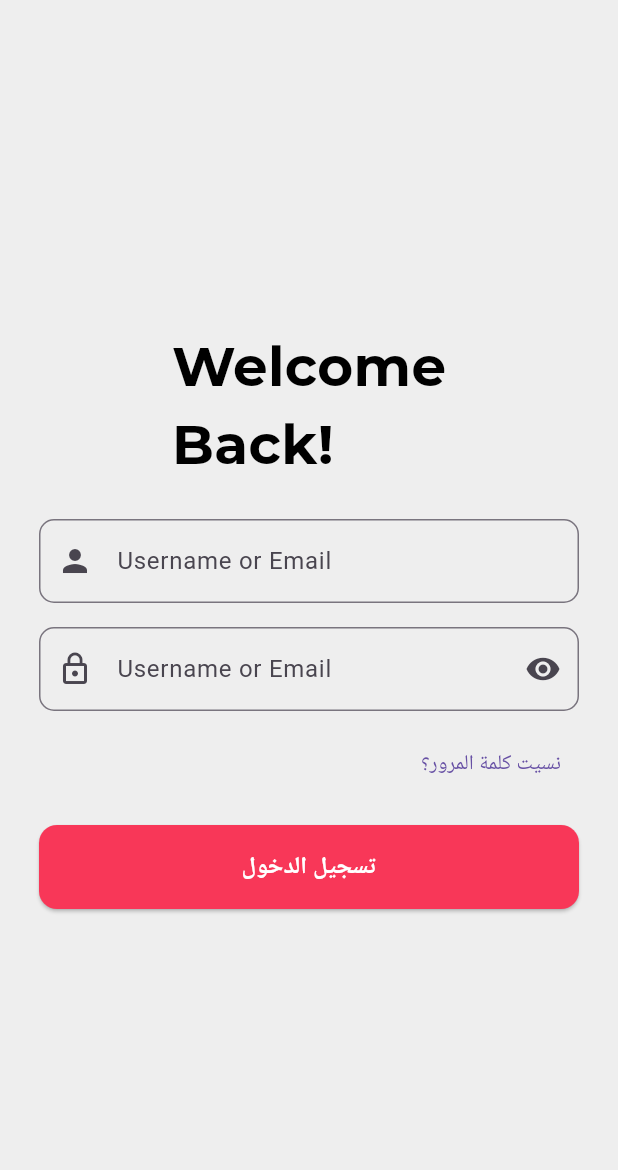
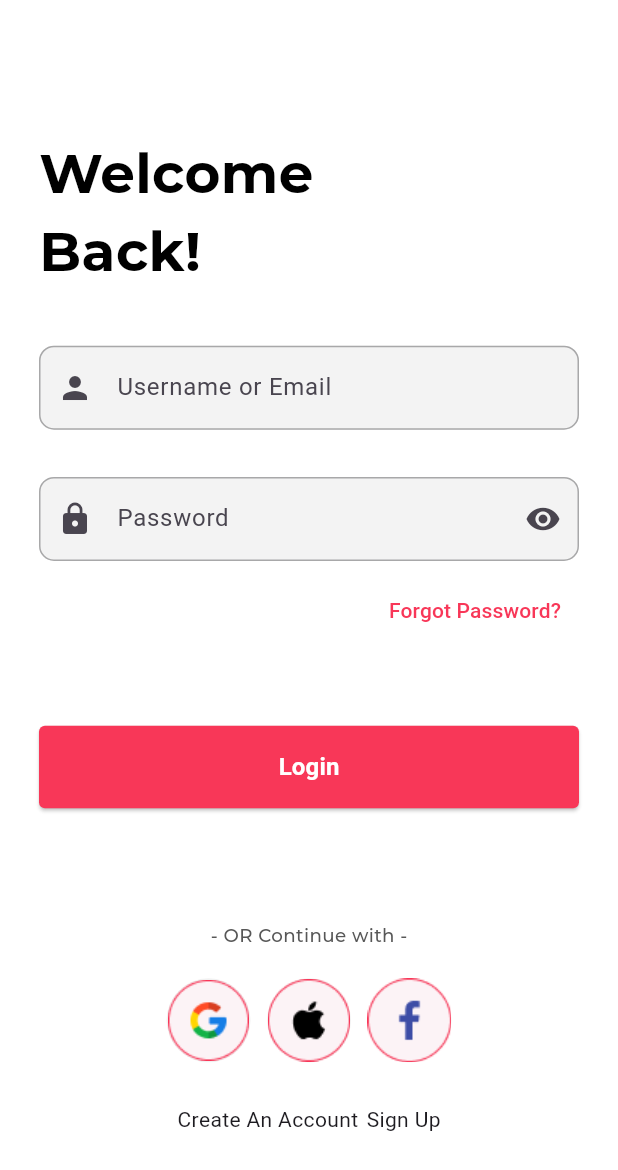
Before and after one commit to Mohamed-Yahiaa/ecommerce_app_v3, a Flutter app: the screen it shows after launch, after a tap on "Skip", on a phone screen of 412 x 824 dp. Shown: the top 1170 px of the screen. Run offline on Flutter 3.47's test engine with Material 3 defaults, Android fonts, the phone set to English and light mode, and no system bars; our stand-ins replace flutter_bloc, flutter_screenutil; project files that could hold a hidden picture were left out.

Commit message:
finish ui->signin

```diff
--- a/lib/core/theming/colors.dart
+++ b/lib/core/theming/colors.dart
@@ -1,8 +1,12 @@
 import 'package:flutter/material.dart';
 
 class ClrMngr {
+  //#575757
   static const Color mainBlue = Color(0xFF247CFF);
   static const Color gray = Color(0xFF757575);
+  static const Color gray2 = Color(0xFF575757);
+  static const Color lightgray = Color(0xFFF3F3F3);
+  static const Color darkgray = Color(0xFFA8A8A9);
   static const Color rose = Color(0xFFF83758);
 //استخدام تسمية توضح الغرض من اللون وليس قيمته فقط
   static const Color primary = Color(0xFF0066FF);
--- a/lib/core/theming/styles.dart
+++ b/lib/core/theming/styles.dart
@@ -6,9 +6,17 @@ class TextStyles {
   //فيه طريقتين بنستخدمهم فى التسمية depends على فيجما فايل اللى جايلى
 
   static const String primaryFont = 'MontserratRegular'; //400
+  static const String medium = 'MontserratMedium'; //500
   static const String semiBold = 'MontserratSemibold'; //600
   static const String bold = 'MontserratBold'; //700
   static const String extraBold = 'MontserratExtrabold'; //800
+
+  static TextStyle font12GrayMedium = TextStyle(
+    fontSize: 12.sp,
+    color: ClrMngr.gray2,
+    fontFamily: medium,
+    fontWeight: FontWeight.w500,
+  );
 
   static TextStyle font14GraySemibold = TextStyle(
     fontSize: 14.sp,
--- a/lib/features/auth/presentation/screens/login_screen.dart
+++ b/lib/features/auth/presentation/screens/login_screen.dart
@@ -1,10 +1,14 @@
+import 'package:ecommerce_app/core/theming/colors.dart';
 import 'package:ecommerce_app/core/theming/styles.dart';
 import 'package:ecommerce_app/features/auth/presentation/widgets/Button_Rose.dart';
 import 'package:ecommerce_app/features/auth/presentation/widgets/TxtBox.dart';
 import 'package:ecommerce_app/features/auth/presentation/widgets/TxtBox_name.dart';
+import 'package:ecommerce_app/features/auth/presentation/widgets/TxtBox_password.dart';
 import 'package:ecommerce_app/features/auth/presentation/widgets/forgot_password.dart';
-import 'package:ecommerce_app/features/auth/presentation/widgets/txt_Pass.dart';
+import 'package:ecommerce_app/features/auth/presentation/widgets/signup.dart';
+import 'package:ecommerce_app/features/auth/presentation/widgets/social_icons.dart';
 import 'package:flutter/material.dart';
+import 'package:flutter_screenutil/flutter_screenutil.dart';
 
 class LoginScreen extends StatefulWidget {
   const LoginScreen({super.key});
@@ -46,7 +50,7 @@ class _LoginPageState extends State<LoginScreen> {
     final size = MediaQuery.of(context).size;
 
     return Scaffold(
-      backgroundColor: Colors.grey[200],
+      backgroundColor: Colors.white,
       body: Center(
         child: SingleChildScrollView(
           //padding: const EdgeInsets.all(24),
@@ -58,33 +62,33 @@ class _LoginPageState extends State<LoginScreen> {
               child: Column(
                 mainAxisSize: MainAxisSize.min,
                 children: [
-                  Text(
-                    'Welcome\nBack!',
-                    style: TextStyles.font36BlackBold,
+                  SizedBox(height: 63.h),
+                  Row(
+                    mainAxisAlignment: MainAxisAlignment.start,
+                    children: [
+                      Text(
+                        'Welcome\nBack!',
+                        style: TextStyles.font36BlackBold,
+                      ),
+                    ],
                   ),
-                  const SizedBox(height: 24),
-
-                  // Email Field
+                  SizedBox(height: 36.h),
                   TxtBoxName(controller: _nameController),
-                  const SizedBox(height: 16),
-
-                  // Password Field
-                  TxtPass(
-                    controller: _passwordController,
-                    onPressed: () => setState(() {
-                      _obscurePassword = !_obscurePassword;
-                    }),
-                  ),
-
-                  const SizedBox(height: 12),
-
-                  // Forgot Password
-                  ForgotPass(),
-
-                  const SizedBox(height: 16),
-
-                  // Login Button
+                  SizedBox(height: 31.h),
+                  TxtBoxPassword(controller: _nameController),
+                  SizedBox(height: 9.h),
+                  ForgotPass(
+                      cap: 'Forgot Password?', clr: ClrMngr.rose, size: 14),
+                  SizedBox(height: 52.h),
                   ButtonRose(onPressed: () => _login()),
+                  SizedBox(height: 75.h),
+                  Text('- OR Continue with -',
+                      style: TextStyles.font12GrayMedium),
+                  SizedBox(height: 20.h),
+                  SocialIcons(), // Google  Apple  Facebook
+                  SizedBox(height: 28.h),
+                  SignUp(),
+                  SizedBox(height: 147.h),
                 ],
               ),
             ),
--- a/lib/features/auth/presentation/widgets/Button_Rose.dart
+++ b/lib/features/auth/presentation/widgets/Button_Rose.dart
@@ -18,11 +18,11 @@ class ButtonRose extends StatelessWidget {
           backgroundColor: ClrMngr.rose, // 👈 هنا لون الخلفية
           padding: const EdgeInsets.symmetric(vertical: 16),
           shape: RoundedRectangleBorder(
-            borderRadius: BorderRadius.circular(12),
+            borderRadius: BorderRadius.circular(4),
           ),
         ),
         child: const Text(
-          'تسجيل الدخول',
+          'Login',
           style: TextStyle(
             color: Colors.white, // 👈 لون النص
             fontSize: 16, // اختياري: حجم الخط
--- a/lib/features/auth/presentation/widgets/TxtBox.dart
+++ b/lib/features/auth/presentation/widgets/TxtBox.dart
@@ -1,3 +1,4 @@
+import 'package:ecommerce_app/core/theming/colors.dart';
 import 'package:flutter/material.dart';
 
 class TxtBox extends StatelessWidget {
@@ -10,6 +11,9 @@ class TxtBox extends StatelessWidget {
   final Widget? suffixIcon;
   final String? Function(String?)? validator;
   final void Function(String)? onChanged;
+  final Color borderColor; // لون الإطار
+  final double borderWidth; // سمك الإطار
+  final Color fillColor; // لون الخلفية
 
   const TxtBox({
     Key? key,
@@ -22,16 +26,48 @@ class TxtBox extends StatelessWidget {
     this.suffixIcon,
     this.validator,
     this.onChanged,
+    this.borderColor = ClrMngr.darkgray, // لون افتراضي
+    this.borderWidth = 1.0, // سمك افتراضي
+    this.fillColor = ClrMngr.lightgray, // خلفية افتراضية
   }) : super(key: key);
 
   @override
   Widget build(BuildContext context) {
     return TextFormField(
       controller: controller,
+      // decoration: InputDecoration(
+      //   labelText: labelText,
+      //   hintText: hintText,
+      //   border: OutlineInputBorder(borderRadius: BorderRadius.circular(10.0)),
+      //   prefixIcon: prefixIcon,
+      //   suffixIcon: suffixIcon,
+      // ),
       decoration: InputDecoration(
         labelText: labelText,
         hintText: hintText,
-        border: OutlineInputBorder(borderRadius: BorderRadius.circular(10.0)),
+        filled: fillColor != Colors.transparent,
+        fillColor: fillColor,
+        border: OutlineInputBorder(
+          borderRadius: BorderRadius.circular(10.0),
+          borderSide: BorderSide(
+            color: borderColor,
+            width: borderWidth,
+          ),
+        ),
+        enabledBorder: OutlineInputBorder(
+          borderRadius: BorderRadius.circular(10.0),
+          borderSide: BorderSide(
+            color: borderColor,
+            width: borderWidth,
+          ),
+        ),
+        focusedBorder: OutlineInputBorder(
+          borderRadius: BorderRadius.circular(10.0),
+          borderSide: BorderSide(
+            color: borderColor,
+            width: borderWidth,
+          ),
+        ),
         prefixIcon: prefixIcon,
         suffixIcon: suffixIcon,
       ),
--- a/lib/features/auth/presentation/widgets/TxtBox_password.dart
+++ b/lib/features/auth/presentation/widgets/TxtBox_password.dart
@@ -22,13 +22,15 @@ class _TxtBoxPasswordState extends State<TxtBoxPassword> {
   Widget build(BuildContext context) {
     return TxtBox(
       controller: widget.controller,
-      hintText: 'أدخل كلمة المرور',
+      labelText: 'Password',
+      hintText: 'Password',
       obscureText: _obscureText,
       prefixIcon: const Icon(Icons.lock),
       suffixIcon: IconButton(
         icon: Icon(
           _obscureText ? Icons.visibility : Icons.visibility_off,
         ),
+        //onPressed: () => onPressed,
         onPressed: () {
           setState(() {
             _obscureText = !_obscureText;
@@ -48,3 +50,47 @@ class _TxtBoxPasswordState extends State<TxtBoxPassword> {
     );
   }
 }
+
+//الاستخدام
+
+/*
+class MyForm extends StatefulWidget {
+  @override
+  _MyFormState createState() => _MyFormState();
+}
+
+class _MyFormState extends State<MyForm> {
+  final _formKey = GlobalKey<FormState>();
+  final TextEditingController _nameController = TextEditingController();
+  final TextEditingController _passwordController = TextEditingController();
+
+  @override
+  void dispose() {
+    _nameController.dispose();
+    _passwordController.dispose();
+    super.dispose();
+  }
+
+  @override
+  Widget build(BuildContext context) {
+    return Form(
+      key: _formKey,
+      child: Column(
+        children: [
+          TxtBox_name(controller: _nameController),
+          SizedBox(height: 16),
+          TxtBox_password(controller: _passwordController),
+          SizedBox(height: 24),
+          ElevatedButton(
+            onPressed: () {
+              if (_formKey.currentState!.validate()) {
+                // عملية التسجيل
+              }
+            },
+            child: Text('تسجيل'),
+          ),
+        ],
+      ),
+    );
+  }
+}*/
--- a/lib/features/auth/presentation/widgets/forgot_password.dart
+++ b/lib/features/auth/presentation/widgets/forgot_password.dart
@@ -1,7 +1,11 @@
 import 'package:flutter/material.dart';
 
 class ForgotPass extends StatelessWidget {
-  const ForgotPass({super.key});
+  final String cap; //caption
+  final Color clr; //color
+  final double size; //size
+  const ForgotPass(
+      {super.key, required this.cap, required this.clr, required this.size});
 
   @override
   Widget build(BuildContext context) {
@@ -11,7 +15,11 @@ class ForgotPass extends StatelessWidget {
         onPressed: () {
           // هنا تقدر تضيف شاشة نسيت كلمة المرور
         },
-        child: const Text('نسيت كلمة المرور؟'),
+        child: Text(cap,
+            style: TextStyle(
+              color: clr,
+              fontSize: size,
+            )),
       ),
     );
   }
--- /dev/null
+++ b/lib/features/auth/presentation/widgets/signup.dart
@@ -0,0 +1,18 @@
+import 'package:flutter/material.dart';
+import 'package:flutter_screenutil/flutter_screenutil.dart';
+
+class SignUp extends StatelessWidget {
+  const SignUp({super.key});
+
+  @override
+  Widget build(BuildContext context) {
+    return Row(
+      mainAxisAlignment: MainAxisAlignment.center,
+      children: [
+        Text('Create An Account'),
+        SizedBox(width: 5.w),
+        Text('Sign Up')
+      ],
+    );
+  }
+}
--- /dev/null
+++ b/lib/features/auth/presentation/widgets/social_icons.dart
@@ -0,0 +1,32 @@
+import 'package:flutter/material.dart';
+import 'package:flutter_screenutil/flutter_screenutil.dart';
+
+class SocialIcons extends StatelessWidget {
+  const SocialIcons({super.key});
+
+  @override
+  Widget build(BuildContext context) {
+    return Row(
+      mainAxisAlignment: MainAxisAlignment.center,
+      children: [
+        _buildIcon('assets/images/social/Google.png'),
+        SizedBox(width: 10.w),
+        _buildIcon('assets/images/social/apple.png'),
+        SizedBox(width: 10.w),
+        _buildIcon('assets/images/social/Facebook.png'),
+      ],
+    );
+  }
+
+  Widget _buildIcon(String imagePath) {
+    return Container(
+      width: 56,
+      height: 56,
+      decoration: const BoxDecoration(
+        shape: BoxShape.circle,
+        color: Color(0xFFF1F1F1), // خلفية خفيفة
+      ),
+      child: Image.asset(imagePath),
+    );
+  }
+}
--- a/lib/features/auth/presentation/widgets/txt_Pass.dart
+++ /dev/null
@@ -1,36 +0,0 @@
-import 'package:flutter/material.dart';
-
-class TxtPass extends StatelessWidget {
-  final TextEditingController controller;
-  final VoidCallback onPressed;
-  const TxtPass({super.key, required this.controller, required this.onPressed});
-  final bool _obscurePassword = true;
-
-  @override
-  Widget build(BuildContext context) {
-    return TextFormField(
-      controller: controller,
-      obscureText: _obscurePassword,
-      decoration: InputDecoration(
-        labelText: 'Username or Email',
-        prefixIcon: const Icon(Icons.lock_outline),
-        border: OutlineInputBorder(borderRadius: BorderRadius.circular(10.0)),
-        suffixIcon: IconButton(
-          icon: Icon(
-            _obscurePassword ? Icons.visibility : Icons.visibility_off,
-          ),
-          onPressed: () => onPressed,
-        ),
-      ),
-      validator: (value) {
-        if (value == null || value.isEmpty) {
-          return 'يرجى إدخال كلمة المرور';
-        }
-        if (value.length < 6) {
-          return 'كلمة المرور يجب أن تكون 6 أحرف على الأقل';
-        }
-        return null;
-      },
-    );
-  }
-}
```
Also changed, not shown: pubspec.yaml (+6 -8 lines), assets/fonts/MontserratMedium.ttf (added), assets/images/social/Facebook.png (added), assets/images/social/Google.png (added), assets/images/social/apple.png (added), pubspec.lock.
